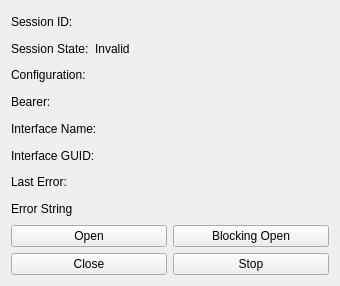
Old version of the form examples/network/bearermonitor/sessionwidget.ui in the repository qt/qt.
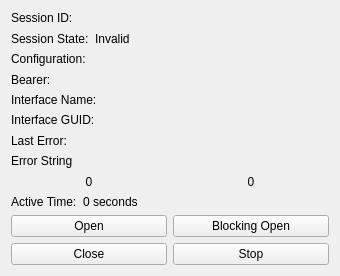
New version of the form.

Commit message: Display session statistics.

```diff
--- a/examples/network/bearermonitor/sessionwidget.ui
+++ b/examples/network/bearermonitor/sessionwidget.ui
@@ -7,7 +7,7 @@
     <x>0</x>
     <y>0</y>
     <width>340</width>
-    <height>286</height>
+    <height>276</height>
    </rect>
   </property>
   <property name="windowTitle">
@@ -214,6 +214,54 @@
        </item>
       </layout>
      </item>
+     <item>
+      <layout class="QHBoxLayout" name="horizontalLayout_3">
+       <item>
+        <widget class="QLabel" name="rxData">
+         <property name="text">
+          <string>0</string>
+         </property>
+         <property name="alignment">
+          <set>Qt::AlignCenter</set>
+         </property>
+        </widget>
+       </item>
+       <item>
+        <widget class="QLabel" name="txData">
+         <property name="text">
+          <string>0</string>
+         </property>
+         <property name="alignment">
+          <set>Qt::AlignCenter</set>
+         </property>
+        </widget>
+       </item>
+      </layout>
+     </item>
+     <item>
+      <layout class="QHBoxLayout" name="horizontalLayout_4">
+       <item>
+        <widget class="QLabel" name="label_3">
+         <property name="text">
+          <string>Active Time:</string>
+         </property>
+        </widget>
+       </item>
+       <item>
+        <widget class="QLabel" name="activeTime">
+         <property name="sizePolicy">
+          <sizepolicy hsizetype="MinimumExpanding" vsizetype="Preferred">
+           <horstretch>0</horstretch>
+           <verstretch>0</verstretch>
+          </sizepolicy>
+         </property>
+         <property name="text">
+          <string>0 seconds</string>
+         </property>
+        </widget>
+       </item>
+      </layout>
+     </item>
      <item>
       <layout class="QHBoxLayout" name="horizontalLayout">
        <item>
```
The commit also changes 2 other files.
